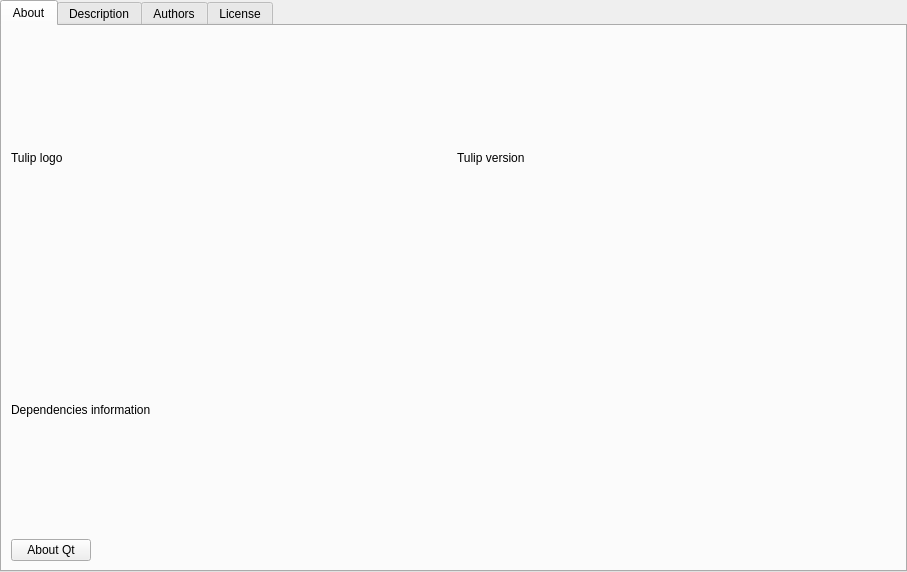
Old version of the form library/tulip-gui/designer/AboutTulipPage.ui in the repository Tulip-Dev/tulip.
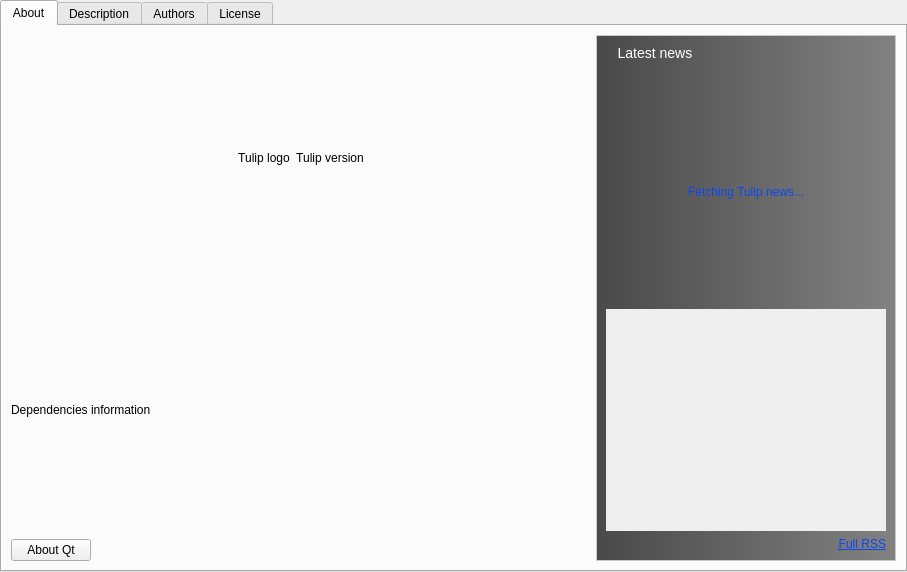
New version of the form. Icons and pictures are not drawn.

Commit message: rework AboutTulipPage + move the display of the latest news from TulipWelcomePage to AboutTulipPage

Patch:
```diff
--- a/library/tulip-gui/designer/AboutTulipPage.ui
+++ b/library/tulip-gui/designer/AboutTulipPage.ui
@@ -39,10 +39,30 @@
        <item>
         <layout class="QHBoxLayout" name="horizontalLayout_8">
          <item>
+          <layout class="QVBoxLayout" name="verticalLayout_10">
+           <item>
+            <layout class="QHBoxLayout" name="hLayout">
+             <item>
+              <spacer name="horizontalSpacer_2">
+               <property name="orientation">
+                <enum>Qt::Horizontal</enum>
+               </property>
+               <property name="sizeHint" stdset="0">
+                <size>
+                 <width>40</width>
+                 <height>20</height>
+                </size>
+               </property>
+              </spacer>
+             </item>
+             <item>
           <widget class="QLabel" name="logolabel">
            <property name="text">
             <string>Tulip logo</string>
            </property>
+               <property name="alignment">
+                <set>Qt::AlignCenter</set>
+               </property>
           </widget>
          </item>
          <item>
@@ -50,12 +70,26 @@
            <property name="text">
             <string>Tulip version</string>
            </property>
-          </widget>
-         </item>
-        </layout>
-       </item>
+               <property name="alignment">
+                <set>Qt::AlignCenter</set>
+               </property>
+              </widget>
+             </item>
        <item>
-        <layout class="QHBoxLayout" name="aboutVersionLayout">
+              <spacer name="horizontalSpacer_3">
+               <property name="orientation">
+                <enum>Qt::Horizontal</enum>
+               </property>
+               <property name="sizeHint" stdset="0">
+                <size>
+                 <width>40</width>
+                 <height>20</height>
+                </size>
+               </property>
+              </spacer>
+             </item>
+            </layout>
+           </item>
          <item>
           <widget class="QLabel" name="dependenciesInfo">
            <property name="text">
@@ -63,8 +97,6 @@
            </property>
           </widget>
          </item>
-        </layout>
-       </item>
        <item>
         <layout class="QHBoxLayout" name="horizontalLayout_7">
          <item>
@@ -86,6 +118,128 @@
             </size>
            </property>
           </spacer>
+             </item>
+            </layout>
+           </item>
+          </layout>
+         </item>
+         <item>
+          <widget class="QFrame" name="sideFrame">
+           <property name="maximumSize">
+            <size>
+             <width>300</width>
+             <height>16777215</height>
+            </size>
+           </property>
+           <property name="styleSheet">
+            <string notr="true">#sideFrame { 
+border: 1px solid #C9C9C9;
+background-color: qlineargradient(spread:pad, x1:0, y1:0, x2:1, y2:0, stop:0 rgba(73, 73, 73, 255), stop:1 rgba(130, 130, 130, 255))
+}</string>
+           </property>
+           <property name="frameShape">
+            <enum>QFrame::NoFrame</enum>
+           </property>
+           <property name="frameShadow">
+            <enum>QFrame::Raised</enum>
+           </property>
+           <layout class="QVBoxLayout" name="verticalLayout_9">
+            <item>
+             <widget class="QLabel" name="label_5">
+              <property name="maximumSize">
+               <size>
+                <width>16777215</width>
+                <height>16777215</height>
+               </size>
+              </property>
+              <property name="text">
+               <string>&lt;html&gt;&lt;head&gt;&lt;meta name=&quot;qrichtext&quot; content=&quot;1&quot; /&gt;&lt;style type=&quot;text/css&quot;&gt;
+p, li { white-space: pre-wrap; }
+&lt;/style&gt;&lt;/head&gt;
+
+&lt;body&gt;
+&lt;p style=&quot; margin-top:0px; margin-bottom:0px; margin-left:0px; margin-right:0px; -qt-block-indent:0; text-indent:0px;&quot;&gt;&lt;img src=&quot;:/tulip/gui/ui/list_bullet_arrow.png&quot; /&gt;&lt;span style=&quot;color: white; font-size:large;&quot;&gt;   Latest news&lt;/span&gt;&lt;/p&gt;
+
+&lt;p style=&quot;-qt-paragraph-type:empty; margin-top:0px; margin-bottom:0px; margin-left:0px; margin-right:0px; -qt-block-indent:0; text-indent:0px; font-size:medium;&quot;&gt; &lt;/p&gt;
+
+&lt;/body&gt;
+
+&lt;/html&gt;</string>
+              </property>
+             </widget>
+            </item>
+            <item>
+             <widget class="QLabel" name="rssError">
+              <property name="sizePolicy">
+               <sizepolicy hsizetype="Preferred" vsizetype="Expanding">
+                <horstretch>0</horstretch>
+                <verstretch>0</verstretch>
+               </sizepolicy>
+              </property>
+              <property name="maximumSize">
+               <size>
+                <width>16777215</width>
+                <height>16777215</height>
+               </size>
+              </property>
+              <property name="text">
+               <string>&lt;html&gt;&lt;head&gt;&lt;meta name=&quot;qrichtext&quot; content=&quot;1&quot; /&gt;&lt;style type=&quot;text/css&quot;&gt;
+p, li { white-space: pre-wrap; }
+&lt;/style&gt;&lt;/head&gt;
+
+&lt;body&gt;
+&lt;p align=&quot;center&quot; style=&quot; margin-top:0px; margin-bottom:0px; margin-left:0px; margin-right:0px; -qt-block-indent:0; text-indent:0px;&quot;&gt;&lt;span style=&quot;color:#0D47F1;  font-size:medium;&quot;&gt;Fetching Tulip news...&lt;/span&gt;&lt;/p&gt;
+
+&lt;/body&gt;&lt;/html&gt;</string>
+              </property>
+              <property name="wordWrap">
+               <bool>true</bool>
+              </property>
+             </widget>
+            </item>
+            <item>
+             <widget class="QScrollArea" name="rssScroll">
+              <property name="frameShape">
+               <enum>QFrame::NoFrame</enum>
+              </property>
+              <property name="widgetResizable">
+               <bool>true</bool>
+              </property>
+              <widget class="QWidget" name="scrollAreaWidgetContents">
+               <property name="geometry">
+                <rect>
+                 <x>0</x>
+                 <y>0</y>
+                 <width>280</width>
+                 <height>214</height>
+                </rect>
+               </property>
+              </widget>
+             </widget>
+            </item>
+            <item>
+             <widget class="QLabel" name="websiteLabel">
+              <property name="minimumSize">
+               <size>
+                <width>0</width>
+                <height>0</height>
+               </size>
+              </property>
+              <property name="text">
+               <string>&lt;html&gt;&lt;head&gt;&lt;meta name=&quot;qrichtext&quot; content=&quot;1&quot; /&gt;&lt;style type=&quot;text/css&quot;&gt;
+p, li { white-space: pre-wrap; }
+&lt;/style&gt;&lt;/head&gt;
+
+&lt;body&gt;
+&lt;p style=&quot; margin-top:0px; margin-bottom:0px; margin-left:0px; margin-right:0px; -qt-block-indent:0; text-indent:0px;&quot;&gt;&lt;a href=&quot;http://tulip.labri.fr&quot;&gt;&lt;span style=&quot; color:#0d47f1;&quot;&gt;Full RSS&lt;/span&gt;&lt;/a&gt;&lt;/p&gt;&lt;/body&gt;&lt;/html&gt;</string>
+              </property>
+              <property name="alignment">
+               <set>Qt::AlignRight|Qt::AlignTrailing|Qt::AlignVCenter</set>
+              </property>
+             </widget>
+            </item>
+           </layout>
+          </widget>
          </item>
         </layout>
        </item>
```
Lines whose indentation alone changed are shown as unchanged. The commit also changes 6 other files.
